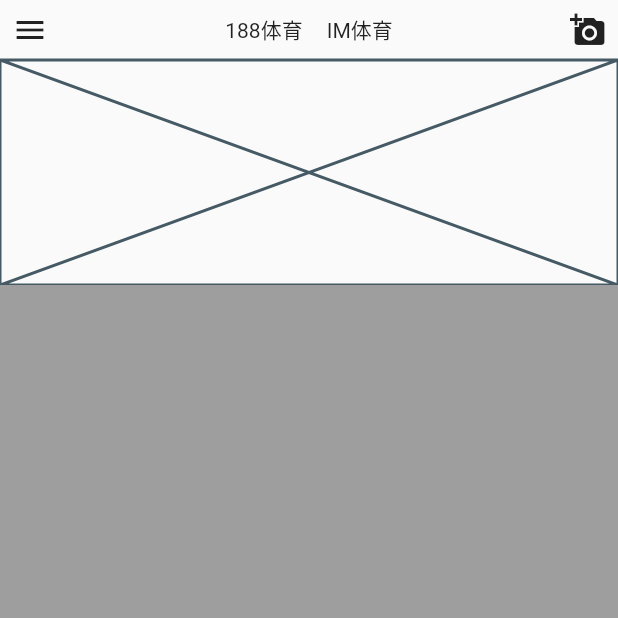
After one commit to conghaonet/first_lecture, a Flutter app: the TryHomeUi screen opened directly, on a phone screen of 412 x 824 dp, the top half of it. The commit adds this screen. Run offline on Flutter 3.47's test engine with Material 2 defaults, Android fonts, the phone set to English and light mode, and no system bars; our stand-ins replace fluttertoast.

```diff
--- a/lib/bak/try_animation.dart
+++ b/lib/bak/try_animation.dart
@@ -26,7 +26,8 @@ class _TyrAnimationState extends State<TyrAnimation> with SingleTickerProviderSt
   void initState() {
     super.initState();
     _controller = AnimationController(vsync: this, duration: Duration(seconds: 2));
-    Tween<double> tween = Tween(begin: 0, end: math.pi/9);
+    //math.pi = 180度
+    Tween<double> tween = Tween(begin: 0, end: math.pi);
     rotateAnimation = tween.animate(
       CurvedAnimation(
         parent: _controller,
@@ -50,7 +51,8 @@ class _TyrAnimationState extends State<TyrAnimation> with SingleTickerProviderSt
           children: <Widget>[
             Transform.rotate(
               angle: rotateAnimation.value,
-              child: Image.asset('images/ic_launcher.png'),
+              origin: Offset(0, 0),
+              child: Image.asset('images/ic_home.png'),
             ),
           ],
         ),
--- /dev/null
+++ b/lib/header.dart
@@ -0,0 +1,33 @@
+import 'package:flutter/cupertino.dart';
+import 'package:flutter/material.dart';
+
+class Header extends StatelessWidget {
+  @override
+  Widget build(BuildContext context) {
+    return Container(
+      padding: const EdgeInsets.symmetric(vertical: 8, horizontal: 8),
+      child: Row(
+        children: <Widget>[
+          Icon(Icons.menu),
+          Expanded(
+            child: Container(
+              child: Row(
+                mainAxisSize: MainAxisSize.min,
+                mainAxisAlignment: MainAxisAlignment.center,
+                children: <Widget>[
+                  Text('188体育'),
+                  SizedBox(
+                    width: 16,
+                  ),
+                  Text('IM体育')
+                ],
+              ),
+            ),
+          ),
+          Icon(Icons.add_a_photo),
+        ],
+      ),
+    );
+  }
+
+}
--- /dev/null
+++ b/lib/try_home_ui.dart
@@ -0,0 +1,46 @@
+import 'package:first_lecture/header.dart';
+import 'package:flutter/cupertino.dart';
+import 'package:flutter/material.dart';
+import 'package:fluttertoast/fluttertoast.dart';
+
+void main() => runApp(UiApp());
+
+class UiApp extends StatelessWidget {
+  @override
+  Widget build(BuildContext context) {
+    return MaterialApp(
+      home: TryHomeUi(),
+    );
+  }
+}
+
+class TryHomeUi extends StatelessWidget {
+  @override
+  Widget build(BuildContext context) {
+    return Scaffold(
+      body: SafeArea(
+        child: Column(
+          children: <Widget>[
+            Header(),
+//            Container(
+//              height: 48,
+//              decoration: BoxDecoration(
+//                color: Colors.redAccent,
+//                borderRadius: BorderRadius.circular(24),
+//              ),
+//            ),
+            Placeholder(
+              fallbackHeight: 150,
+            ),
+            Expanded(
+              child: Container(
+                color: Colors.grey,
+              ),
+            )
+          ],
+        ),
+      ),
+    );
+  }
+
+}
```
Also changed, not shown: images/ic_home.png (added).
